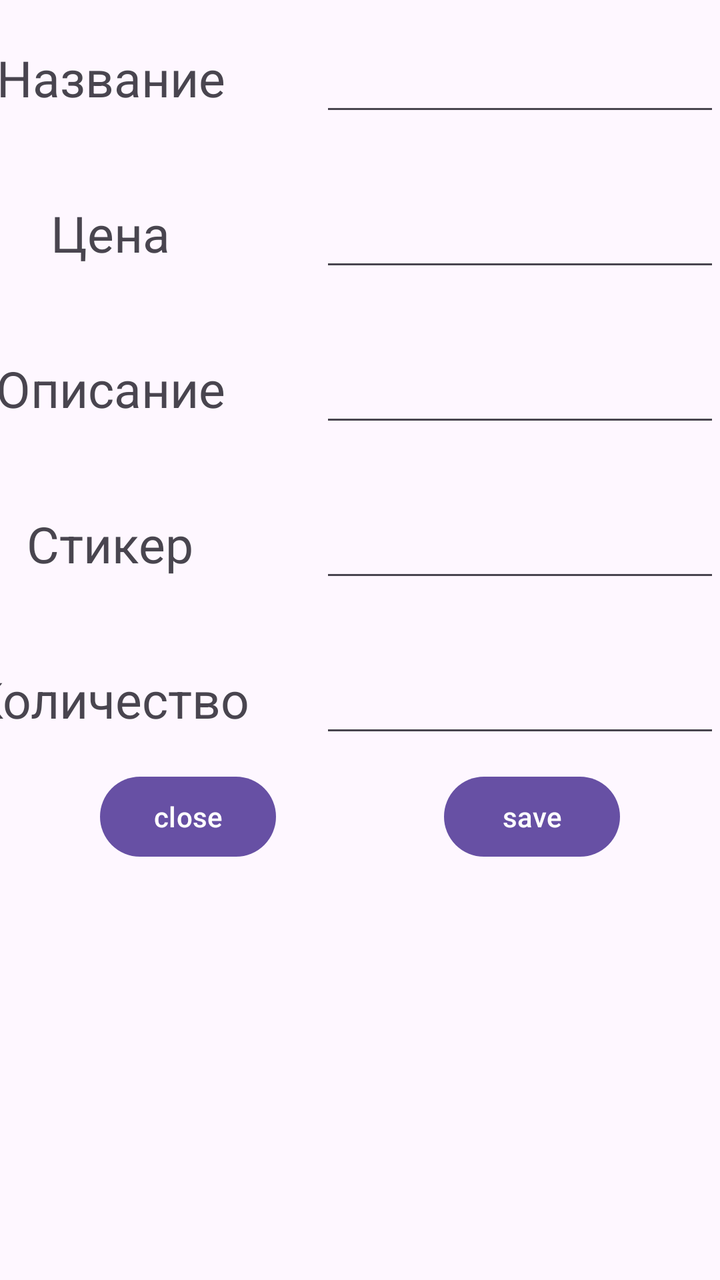
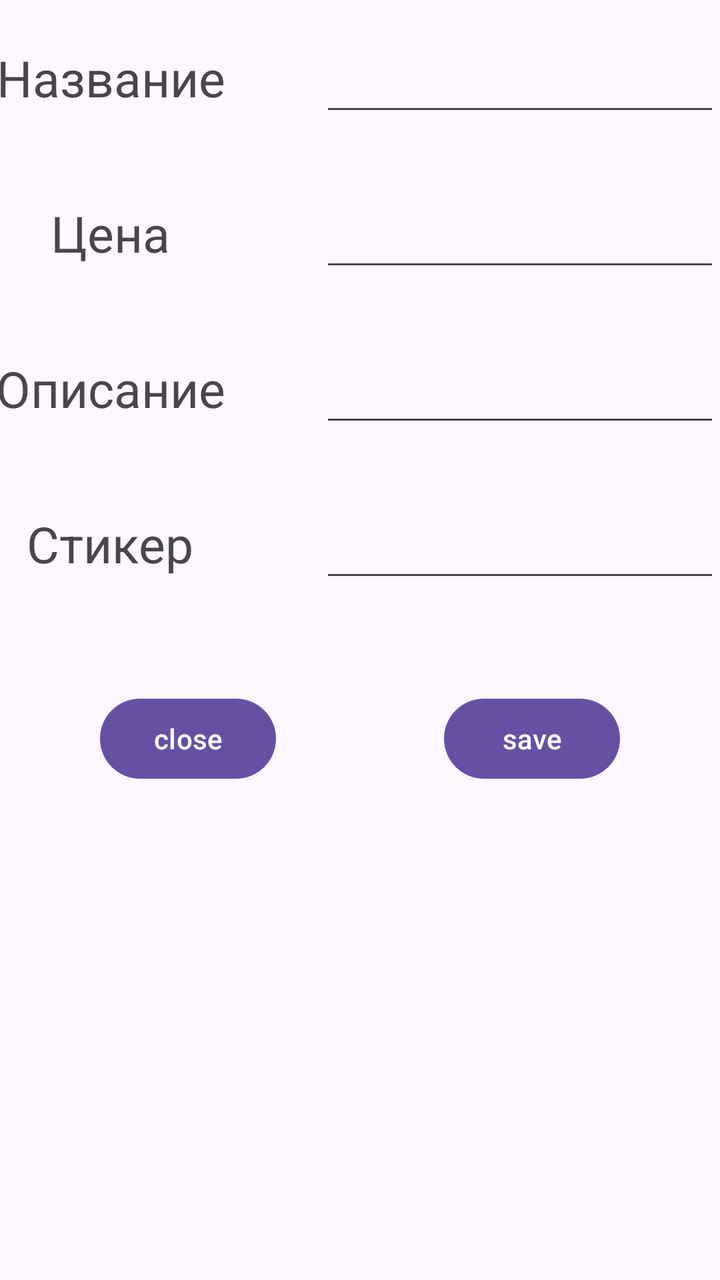

An Android layout rendered at two revisions. The XML below is the earlier revision; the diff shows what the commit changed to produce the second picture.
<!-- AndroidManifest.xml: application theme Theme.TelegramBot -->
<!-- res/layout/dialog_edit.xml -->
<?xml version="1.0" encoding="utf-8"?>
<androidx.constraintlayout.widget.ConstraintLayout xmlns:android="http://schemas.android.com/apk/res/android"
    xmlns:app="http://schemas.android.com/apk/res-auto"
    xmlns:tools="http://schemas.android.com/tools"
    android:layout_width="match_parent"
    android:layout_height="match_parent">

    <View
        android:id="@+id/view"
        android:layout_width="0dp"
        android:layout_height="450dp"
        app:layout_constraintEnd_toEndOf="parent"
        app:layout_constraintHorizontal_bias="0.0"
        app:layout_constraintStart_toStartOf="parent"
        app:layout_constraintTop_toTopOf="parent">


    </View>

    <TextView
        android:id="@+id/textViewName"
        android:layout_width="wrap_content"
        android:layout_height="wrap_content"
        android:layout_marginTop="22dp"
        android:layout_marginEnd="50dp"
        android:text="@string/name"
        android:textSize="25sp"
        app:layout_constraintEnd_toStartOf="@+id/stuff_name"
        app:layout_constraintStart_toStartOf="parent"
        app:layout_constraintTop_toTopOf="@+id/view" />

    <TextView
        android:id="@+id/textViewPrice"
        android:layout_width="wrap_content"
        android:layout_height="wrap_content"
        android:layout_marginTop="44dp"
        android:layout_marginEnd="50dp"
        android:text="@string/price"
        android:textSize="25sp"
        app:layout_constraintEnd_toStartOf="@+id/stuff_price"
        app:layout_constraintStart_toStartOf="parent"
        app:layout_constraintTop_toBottomOf="@+id/textViewName" />

    <TextView
        android:id="@+id/textViewDescription"
        android:layout_width="wrap_content"
        android:layout_height="wrap_content"
        android:layout_marginTop="44dp"
        android:layout_marginEnd="50dp"
        android:text="@string/description"
        android:textSize="25sp"
        app:layout_constraintEnd_toStartOf="@+id/stuff_description"
        app:layout_constraintStart_toStartOf="parent"
        app:layout_constraintTop_toBottomOf="@+id/textViewPrice" />

    <TextView
        android:id="@+id/textViewSticker"
        android:layout_width="wrap_content"
        android:layout_height="wrap_content"
        android:layout_marginTop="44dp"
        android:layout_marginEnd="50dp"
        android:text="@string/sticker"
        android:textSize="25sp"
        app:layout_constraintEnd_toStartOf="@+id/stuff_sticker"
        app:layout_constraintStart_toStartOf="parent"
        app:layout_constraintTop_toBottomOf="@+id/textViewDescription" />

    <TextView
        android:id="@+id/textViewNum"
        android:layout_width="wrap_content"
        android:layout_height="wrap_content"
        android:layout_marginTop="44dp"
        android:layout_marginEnd="50dp"
        android:text="@string/num"
        android:textSize="25sp"
        app:layout_constraintEnd_toStartOf="@+id/stuff_num"
        app:layout_constraintStart_toStartOf="parent"
        app:layout_constraintTop_toBottomOf="@+id/textViewSticker" />

    <EditText
        android:id="@+id/stuff_name"
        android:layout_width="200dp"
        android:layout_height="48dp"
        android:autofillHints=""
        android:ems="10"
        android:inputType="text"
        app:layout_constraintBottom_toBottomOf="@+id/textViewName"
        app:layout_constraintEnd_toEndOf="parent"
        app:layout_constraintTop_toTopOf="@+id/textViewName"
        tools:ignore="LabelFor" />

    <EditText
        android:id="@+id/stuff_price"
        android:layout_width="200dp"
        android:layout_height="48dp"
        android:autofillHints=""
        android:ems="10"
        android:inputType="text"
        app:layout_constraintBottom_toBottomOf="@+id/textViewPrice"
        app:layout_constraintEnd_toEndOf="parent"
        app:layout_constraintTop_toTopOf="@+id/textViewPrice"
        tools:ignore="LabelFor" />

    <EditText
        android:id="@+id/stuff_description"
        android:layout_width="200dp"
        android:layout_height="48dp"
        android:autofillHints=""
        android:ems="10"
        android:inputType="text"
        app:layout_constraintBottom_toBottomOf="@+id/textViewDescription"
        app:layout_constraintEnd_toEndOf="parent"
        app:layout_constraintTop_toTopOf="@+id/textViewDescription"
        tools:ignore="LabelFor" />

    <EditText
        android:id="@+id/stuff_sticker"
        android:layout_width="200dp"
        android:layout_height="48dp"
        android:autofillHints=""
        android:ems="10"
        android:inputType="text"
        app:layout_constraintBottom_toBottomOf="@+id/textViewSticker"
        app:layout_constraintEnd_toEndOf="parent"
        app:layout_constraintTop_toTopOf="@+id/textViewSticker"
        tools:ignore="LabelFor" />

    <EditText
        android:id="@+id/stuff_num"
        android:layout_width="200dp"
        android:layout_height="48dp"
        android:autofillHints=""
        android:ems="10"
        android:inputType="text"
        app:layout_constraintBottom_toBottomOf="@+id/textViewNum"
        app:layout_constraintEnd_toEndOf="parent"
        app:layout_constraintTop_toTopOf="@+id/textViewNum"
        tools:ignore="LabelFor" />

    <Button
        android:id="@+id/close"
        android:layout_width="wrap_content"
        android:layout_height="wrap_content"
        android:layout_marginStart="50dp"
        android:text="@string/close"
        app:layout_constraintBottom_toBottomOf="@+id/view"
        app:layout_constraintStart_toStartOf="parent"
        app:layout_constraintTop_toBottomOf="@+id/textViewNum" />

    <Button
        android:id="@+id/save"
        android:layout_width="wrap_content"
        android:layout_height="wrap_content"
        android:layout_marginEnd="50dp"
        android:text="@string/save"
        app:layout_constraintBottom_toBottomOf="@+id/view"
        app:layout_constraintEnd_toEndOf="parent"
        app:layout_constraintTop_toBottomOf="@+id/textViewNum" />
</androidx.constraintlayout.widget.ConstraintLayout>
<!-- resources referenced by this layout -->
<resources>
  <string name="close">close</string>
  <string name="description">Описание</string>
  <string name="name">Название</string>
  <string name="num">Количество</string>
  <string name="price">Цена</string>
  <string name="save">save</string>
  <string name="sticker">Стикер</string>
  <style name="Theme.TelegramBot" parent="Base.Theme.TelegramBot" />
  <style name="Base.Theme.TelegramBot" parent="Theme.Material3.DayNight.NoActionBar">
          
          
      </style>
</resources>

<!-- the commit's change to res/layout/dialog_edit.xml (unified diff, before → after) -->
@@ -65,18 +65,6 @@
         app:layout_constraintStart_toStartOf="parent"
         app:layout_constraintTop_toBottomOf="@+id/textViewDescription" />
 
-    <TextView
-        android:id="@+id/textViewNum"
-        android:layout_width="wrap_content"
-        android:layout_height="wrap_content"
-        android:layout_marginTop="44dp"
-        android:layout_marginEnd="50dp"
-        android:text="@string/num"
-        android:textSize="25sp"
-        app:layout_constraintEnd_toStartOf="@+id/stuff_num"
-        app:layout_constraintStart_toStartOf="parent"
-        app:layout_constraintTop_toBottomOf="@+id/textViewSticker" />
-
     <EditText
         android:id="@+id/stuff_name"
         android:layout_width="200dp"
@@ -87,7 +75,7 @@
         app:layout_constraintBottom_toBottomOf="@+id/textViewName"
         app:layout_constraintEnd_toEndOf="parent"
         app:layout_constraintTop_toTopOf="@+id/textViewName"
-        tools:ignore="LabelFor" />
+        tools:ignore="LabelFor,SpeakableTextPresentCheck" />
 
     <EditText
         android:id="@+id/stuff_price"
@@ -99,7 +87,7 @@
         app:layout_constraintBottom_toBottomOf="@+id/textViewPrice"
         app:layout_constraintEnd_toEndOf="parent"
         app:layout_constraintTop_toTopOf="@+id/textViewPrice"
-        tools:ignore="LabelFor" />
+        tools:ignore="LabelFor,SpeakableTextPresentCheck" />
 
     <EditText
         android:id="@+id/stuff_description"
@@ -111,7 +99,7 @@
         app:layout_constraintBottom_toBottomOf="@+id/textViewDescription"
         app:layout_constraintEnd_toEndOf="parent"
         app:layout_constraintTop_toTopOf="@+id/textViewDescription"
-        tools:ignore="LabelFor" />
+        tools:ignore="LabelFor,SpeakableTextPresentCheck" />
 
     <EditText
         android:id="@+id/stuff_sticker"
@@ -123,19 +111,7 @@
         app:layout_constraintBottom_toBottomOf="@+id/textViewSticker"
         app:layout_constraintEnd_toEndOf="parent"
         app:layout_constraintTop_toTopOf="@+id/textViewSticker"
-        tools:ignore="LabelFor" />
-
-    <EditText
-        android:id="@+id/stuff_num"
-        android:layout_width="200dp"
-        android:layout_height="48dp"
-        android:autofillHints=""
-        android:ems="10"
-        android:inputType="text"
-        app:layout_constraintBottom_toBottomOf="@+id/textViewNum"
-        app:layout_constraintEnd_toEndOf="parent"
-        app:layout_constraintTop_toTopOf="@+id/textViewNum"
-        tools:ignore="LabelFor" />
+        tools:ignore="LabelFor,SpeakableTextPresentCheck" />
 
     <Button
         android:id="@+id/close"
@@ -145,7 +121,7 @@
         android:text="@string/close"
         app:layout_constraintBottom_toBottomOf="@+id/view"
         app:layout_constraintStart_toStartOf="parent"
-        app:layout_constraintTop_toBottomOf="@+id/textViewNum" />
+        app:layout_constraintTop_toBottomOf="@+id/textViewSticker" />
 
     <Button
         android:id="@+id/save"
@@ -155,5 +131,5 @@
         android:text="@string/save"
         app:layout_constraintBottom_toBottomOf="@+id/view"
         app:layout_constraintEnd_toEndOf="parent"
-        app:layout_constraintTop_toBottomOf="@+id/textViewNum" />
+        app:layout_constraintTop_toBottomOf="@+id/textViewSticker" />
 </androidx.constraintlayout.widget.ConstraintLayout>
<!-- resource entries referenced after the edit -->
@@ -3,7 +3,6 @@
   <string name="close">close</string>
   <string name="description">Описание</string>
   <string name="name">Название</string>
-  <string name="num">Количество</string>
   <string name="price">Цена</string>
   <string name="save">save</string>
   <string name="sticker">Стикер</string>
